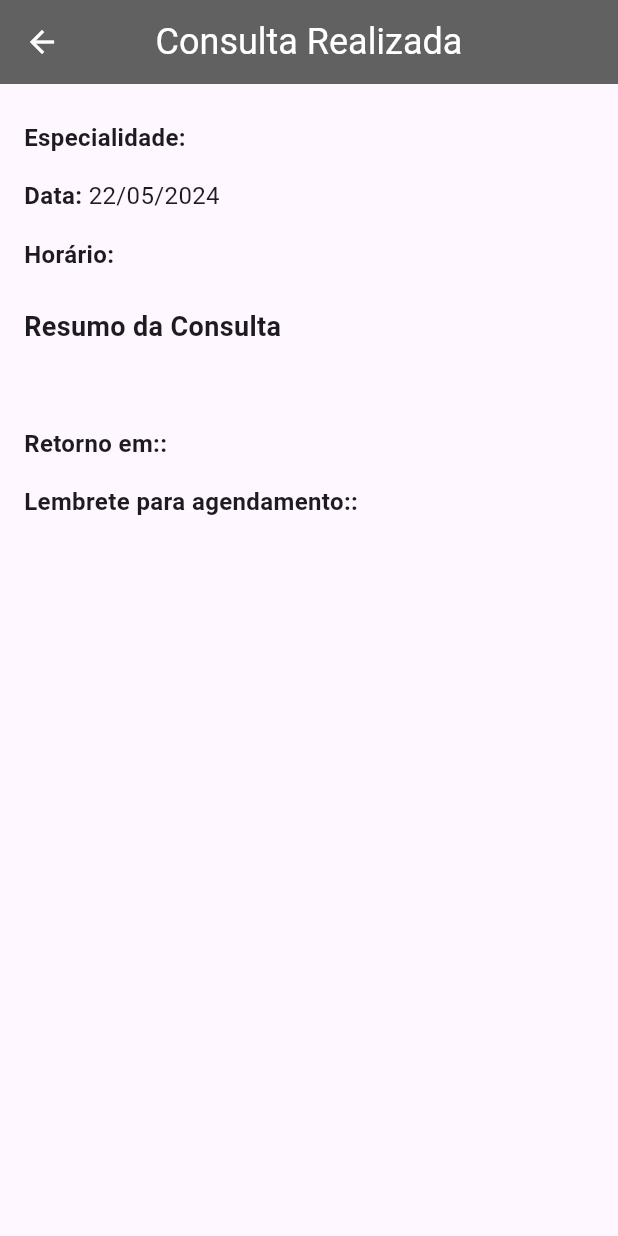
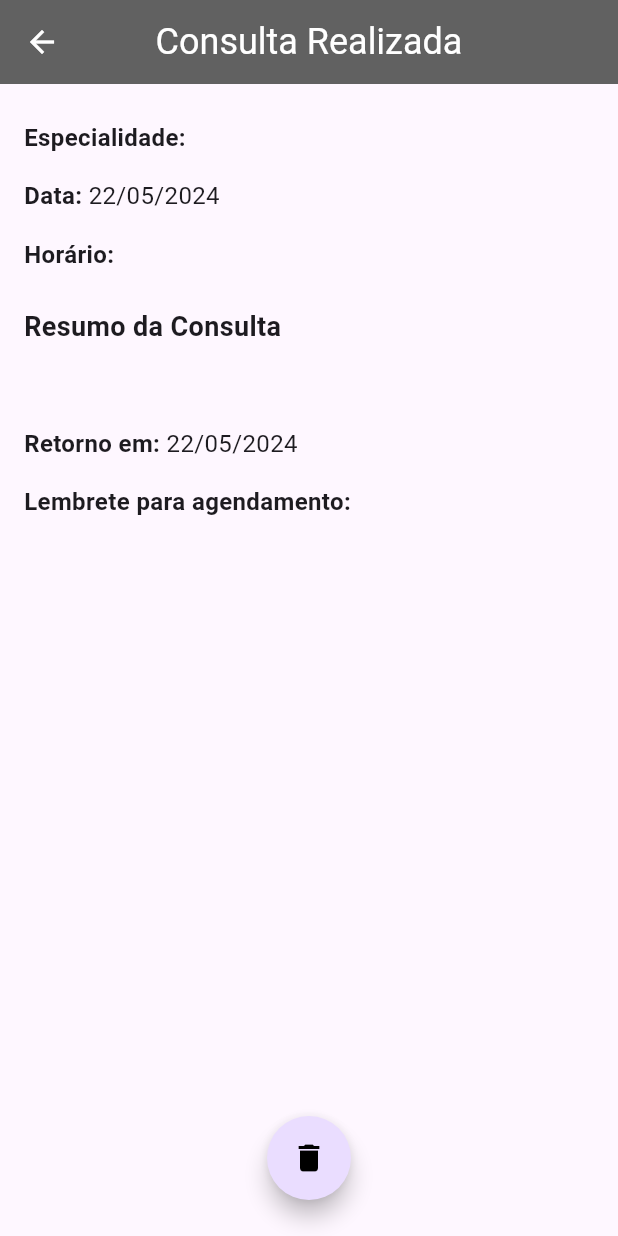
Before and after one commit to pgmaximo/S3_ProjetoIntegrador_SuaSaudeApp, a Flutter app: the TelaConsulta screen opened directly with empty values, on a phone screen of 412 x 824 dp. Run offline on Flutter 3.47's test engine with Material 3 defaults, Android fonts, the phone set to English and light mode, and no system bars; our stand-ins replace cloud_firestore, firebase_auth, firebase_core, google_sign_in, hive, hive_flutter and 1 more; missing offline and left inert: syncfusion_flutter_pdf; accounts and stored records are empty; network calls fail.

Commit message:
Botão delete no consulta, estilizada nas paginas

```diff
--- a/lib/components/consulta_hive.dart
+++ b/lib/components/consulta_hive.dart
@@ -15,10 +15,10 @@ class ConsultaHive extends HiveObject {
   @HiveField(3)
   String descricao;
 
-  @HiveField(4) // Novo campo
-  String? retorno;
+  @HiveField(4)
+  DateTime? retorno;
 
-  @HiveField(5) // Novo campo
+  @HiveField(5)
   String? lembrete;
 
   ConsultaHive({
--- a/lib/pages/TelaConsulta/detail_consulta.dart
+++ b/lib/pages/TelaConsulta/detail_consulta.dart
@@ -2,40 +2,84 @@ import 'package:flutter/material.dart';
 import 'package:intl/intl.dart';
 import 'package:teste_firebase/components/appbar_widget.dart';
 import 'package:teste_firebase/components/consulta_hive.dart';
+import 'package:hive/hive.dart';
 
-class TelaConsulta extends StatelessWidget {
+class TelaConsulta extends StatefulWidget {
   final ConsultaHive consulta;
 
   const TelaConsulta({super.key, required this.consulta});
 
   @override
+  State<TelaConsulta> createState() => _TelaConsultaState();
+}
+
+class _TelaConsultaState extends State<TelaConsulta> {
+  @override
   Widget build(BuildContext context) {
     return Scaffold(
-      appBar: const AppBarWidget(titulo: "Consulta Realizada", rota: '/specialty_consulta',),
+      appBar: const AppBarWidget(
+        titulo: "Consulta Realizada",
+        rota: '/specialty_consulta',
+      ),
       body: SingleChildScrollView(
         child: Padding(
           padding: const EdgeInsets.all(16.0),
           child: Column(
             crossAxisAlignment: CrossAxisAlignment.stretch,
             children: <Widget>[
-              _buildInfoField('Especialidade', consulta.especialista),
-              _buildInfoField('Data', DateFormat('dd/MM/yyyy').format(consulta.data)),
-              _buildInfoField('Horário', consulta.horario),
+              _buildInfoField('Especialidade', widget.consulta.especialista),
+              _buildInfoField('Data', DateFormat('dd/MM/yyyy').format(widget.consulta.data)),
+              _buildInfoField('Horário', widget.consulta.horario),
               const SizedBox(height: 16.0),
               const Text(
                 'Resumo da Consulta',
                 style: TextStyle(fontSize: 18.0, fontWeight: FontWeight.bold),
               ),
               const SizedBox(height: 8.0),
-              Text(consulta.descricao),
+              Text(widget.consulta.descricao),
               const SizedBox(height: 16.0),
-              _buildInfoField('Retorno em:', consulta.retorno ?? ''),
-              _buildInfoField('Lembrete para agendamento:', consulta.lembrete ?? ''),
+              _buildInfoField('Retorno em', widget.consulta.retorno != null ? DateFormat('dd/MM/yyyy').format(widget.consulta.retorno!) : ''),
+              _buildInfoField('Lembrete para agendamento', widget.consulta.lembrete ?? ''),
               const SizedBox(height: 32.0),
             ],
           ),
         ),
       ),
+      floatingActionButtonLocation: FloatingActionButtonLocation.centerDocked,
+      floatingActionButton: Padding(
+        padding: const EdgeInsets.all(24),
+        child: FloatingActionButton(
+          onPressed: () {
+            // Confirmação de exclusão
+            showDialog(
+              context: context,
+              builder: (BuildContext context) {
+                return AlertDialog(
+                  title: const Text("Confirmar Exclusão"),
+                  content: const Text("Tem certeza que deseja excluir esta consulta?"),
+                  actions: [
+                    TextButton(
+                      onPressed: () {
+                        Navigator.of(context).pop();
+                      },
+                      child: const Text("Cancelar"),
+                    ),
+                    TextButton(
+                      onPressed: () async {
+                        await _deleteConsulta(context);
+                      },
+                      child: const Text("Excluir"),
+                    ),
+                  ],
+                );
+              },
+            );
+          },
+          shape: const CircleBorder(),
+          child: const Icon(Icons.delete, color: Colors.black,),
+
+        )
+      )
     );
   }
 
@@ -56,4 +100,18 @@ class TelaConsulta extends StatelessWidget {
       ),
     );
   }
+
+  Future<void> _deleteConsulta(BuildContext context) async {
+    try {
+      final box = await Hive.openBox<ConsultaHive>('consultasBox');
+      await box.delete(widget.consulta.key);
+      Navigator.of(context).pop(); // Fechar o diálogo de confirmação
+      Navigator.of(context).pop(); // Voltar para a tela anterior
+    } catch (e) {
+      // Lidar com erros, se necessário
+      ScaffoldMessenger.of(context).showSnackBar(
+        SnackBar(content: Text('Erro ao excluir consulta: $e')),
+      );
+    }
+  }
 }
--- a/lib/pages/TelaConsulta/specialty_consulta.dart
+++ b/lib/pages/TelaConsulta/specialty_consulta.dart
@@ -43,7 +43,6 @@ class _ConsultaPageState extends State<SpecialtyConsulta> {
           onPressed: () {
             Navigator.push(context, MaterialPageRoute(builder: (context) => const NovaConsulta()));
           },
-          elevation: 0,
           shape: const CircleBorder(),
           child: const Icon(Icons.add, color: Colors.black),
         ),
--- a/pubspec.yaml
+++ b/pubspec.yaml
@@ -25,6 +25,7 @@ dependencies:
   syncfusion_flutter_pdf: ^25.2.3
   intl: ^0.19.0
   rxdart: ^0.27.3
+  flutter_local_notifications: ^17.1.2
 
 
 dev_dependencies:
```
Also changed, not shown: lib/pages/TelaConsulta/add_consulta.dart (+102 -108 lines), lib/services/consulta_service.dart (deleted, +0 -40 lines), pubspec.lock, 1 other file.
